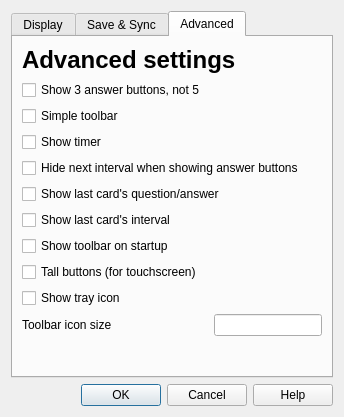
Old version of the form designer/preferences.ui in the repository ankitects/anki.
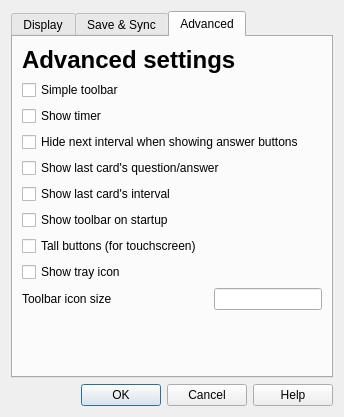
New version of the form. The open tabs and pages were chosen to show the change.

Commit message: fix hide toolbar, update prefs dialog, fix save cram & close bug

What changed in the file:
```diff
--- a/designer/preferences.ui
+++ b/designer/preferences.ui
@@ -456,62 +456,55 @@
           </widget>
          </item>
          <item row="1" column="0" >
-          <widget class="QCheckBox" name="compactEaseButtons" >
-           <property name="text" >
-            <string>Show 3 answer buttons, not 5</string>
-           </property>
-          </widget>
-         </item>
-         <item row="2" column="0" >
           <widget class="QCheckBox" name="simpleToolbar" >
            <property name="text" >
             <string>Simple toolbar</string>
            </property>
           </widget>
          </item>
-         <item row="3" column="0" >
+         <item row="2" column="0" >
           <widget class="QCheckBox" name="showTimer" >
            <property name="text" >
             <string>Show timer</string>
            </property>
           </widget>
          </item>
-         <item row="4" column="0" >
+         <item row="3" column="0" >
           <widget class="QCheckBox" name="suppressEstimates" >
            <property name="text" >
             <string>Hide next interval when showing answer buttons</string>
            </property>
           </widget>
          </item>
-         <item row="5" column="0" >
+         <item row="4" column="0" >
           <widget class="QCheckBox" name="showLastCardContent" >
            <property name="text" >
             <string>Show last card's question/answer</string>
            </property>
           </widget>
          </item>
-         <item row="6" column="0" >
+         <item row="5" column="0" >
           <widget class="QCheckBox" name="showLastCardInterval" >
            <property name="text" >
             <string>Show last card's interval</string>
            </property>
           </widget>
          </item>
-         <item row="7" column="0" >
+         <item row="6" column="0" >
           <widget class="QCheckBox" name="showToolbar" >
            <property name="text" >
             <string>Show toolbar on startup</string>
            </property>
           </widget>
          </item>
-         <item row="8" column="0" >
+         <item row="7" column="0" >
           <widget class="QCheckBox" name="tallButtons" >
            <property name="text" >
             <string>Tall buttons (for touchscreen)</string>
            </property>
           </widget>
          </item>
-         <item row="9" column="0" >
+         <item row="8" column="0" >
           <widget class="QCheckBox" name="showTray" >
            <property name="text" >
             <string>Show tray icon</string>
```
Left out of the diff: 1 changed line with no effect on the pictures. The commit also changes 3 other files.
